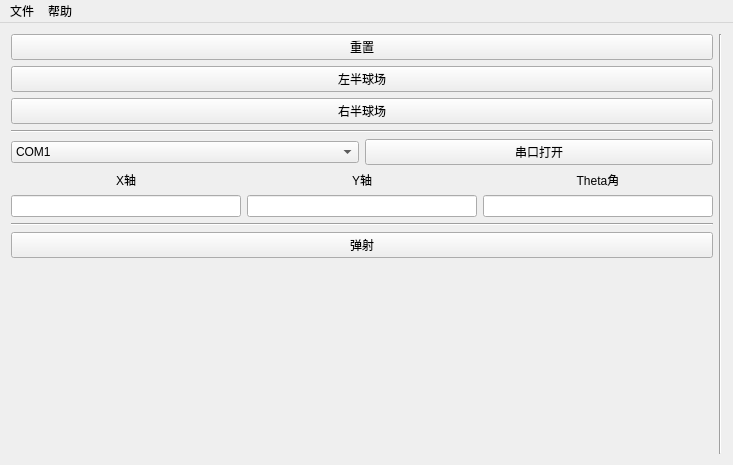
Before: the Qt Designer form mainwindow.ui in HadenSun/robot_1, drawn with Qt 5.
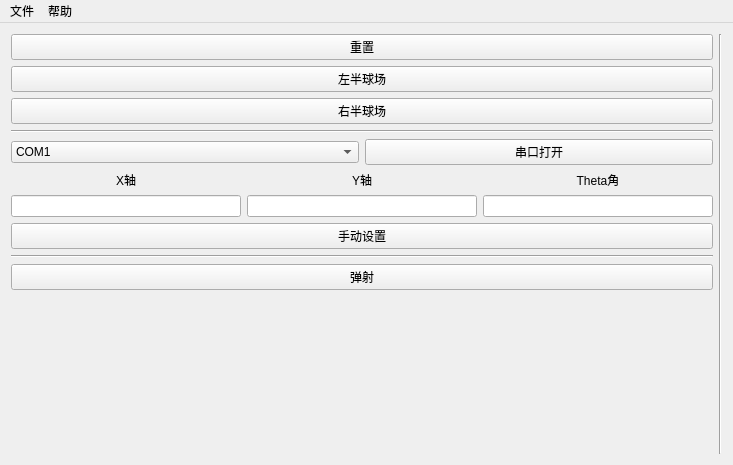
After: the same form once the commit is applied.

Commit message:
Add the function of changing position by hand
Add a button on the ui that can change the position of robot by typing
number.

The edit to the form file:
```diff
--- a/mainwindow.ui
+++ b/mainwindow.ui
@@ -194,6 +194,13 @@
           </item>
          </layout>
         </item>
+        <item>
+         <widget class="QPushButton" name="handPositionButton">
+          <property name="text">
+           <string>手动设置</string>
+          </property>
+         </widget>
+        </item>
         <item>
          <widget class="Line" name="line_3">
           <property name="orientation">
```
Left out of the diff: 6 changed lines with no effect on the pictures. The commit also changes 7 other files.
